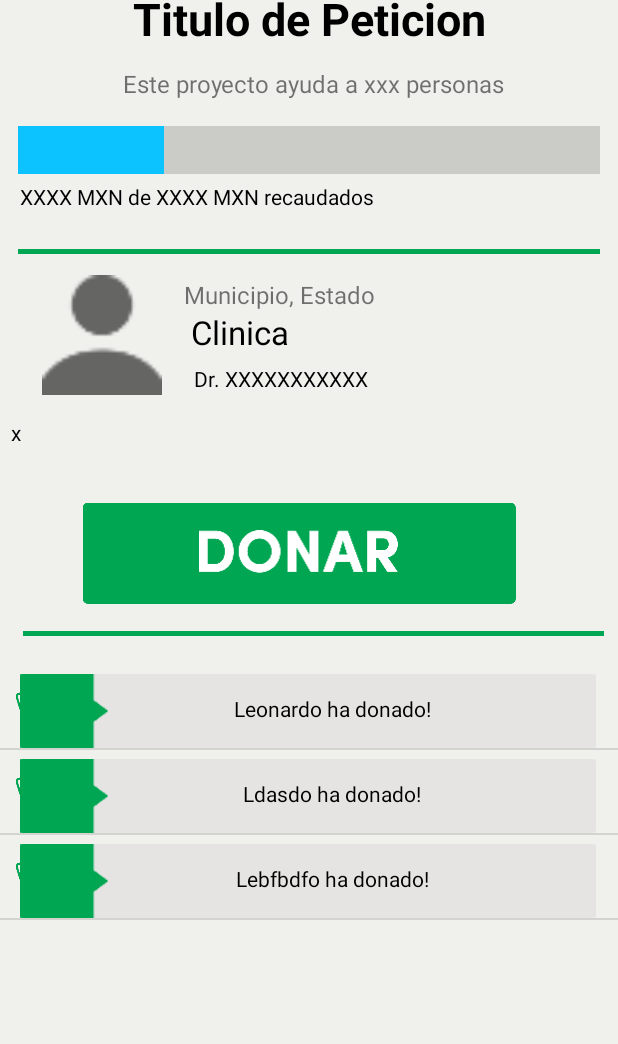
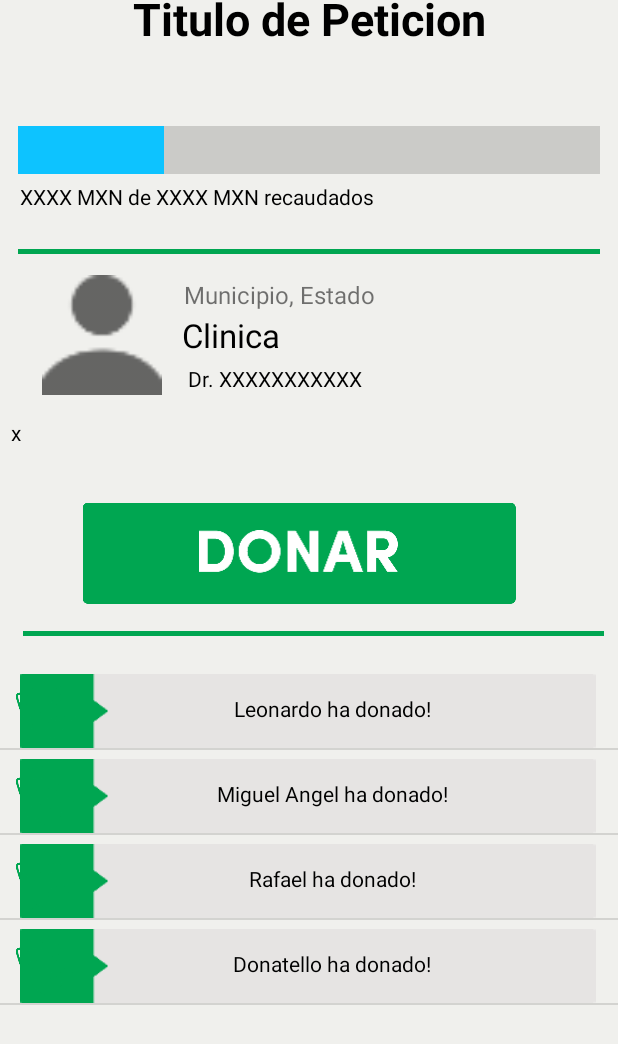
Before and after one commit to aaron-ta/appHack, an Android app: the PetitionActivity screen opened directly, with no data from a screen before it, on a phone screen of 412 x 824 dp. Shown: the top 1044 px of the screen. Run offline under Robolectric (Android 15) with nearby library versions, the phone set to English and light mode, and no system bars; 7 statements that could not run were skipped.

Commit message:
Peticiones

```diff
--- a/app/src/main/AndroidManifest.xml
+++ b/app/src/main/AndroidManifest.xml
@@ -11,6 +11,7 @@
         android:theme="@style/AppTheme">
         <activity android:name=".BeneficiadoActivity"></activity>
         <activity android:name=".PetitionActivity" />
+        <activity android:name=".NoticiasActivity" />
         <activity android:name=".MainActivity">
             <intent-filter>
                 <action android:name="android.intent.action.MAIN" />
--- a/app/src/main/java/com/example/apphack/PetitionActivity.java
+++ b/app/src/main/java/com/example/apphack/PetitionActivity.java
@@ -1,5 +1,6 @@
 package com.example.apphack;
 
+import android.content.Context;
 import android.support.v4.view.ViewPager;
 import android.support.v7.app.AppCompatActivity;
 import android.os.Bundle;
@@ -7,65 +8,65 @@ import android.view.View;
 import android.widget.AdapterView;
 import android.widget.ImageView;
 import android.widget.ListView;
-
+import android.widget.ProgressBar;
 import java.util.ArrayList;
 import android.widget.TextView;
+import android.widget.Toast;
 
 
 public class PetitionActivity extends AppCompatActivity {
     //public String[] keys = new String[3];
     public ArrayList<DonorInfo> donors = new ArrayList<>();
+    //public Peticion peticion = (Peticion) getIntent().getSerializableExtra("Peticion");
+    public Peticion peticion;
 
     @Override
     protected void onCreate(Bundle savedInstanceState) {
         super.onCreate(savedInstanceState);
         setContentView(R.layout.activity_petition);
+        peticion = (Peticion) getIntent().getSerializableExtra("Peticion");
+
+        Context context = getApplicationContext();
+
+        String text = String.valueOf(peticion.getDescripcion());
+        int duration = Toast.LENGTH_SHORT;
+
+        Toast toast = Toast.makeText(context, text, duration);
+        toast.show();
+
         ViewPager viewPager = (ViewPager) findViewById(R.id.view_pager);
         ImageAdapter adapter = new ImageAdapter(this);
         viewPager.setAdapter(adapter);
         viewPager.setCurrentItem(adapter.getCount()-1);
-        Listado listado = (Listado) getIntent().getSerializableExtra("listado");
+
+        //asignar cada componente del layout
+        TextView peopleTextView = findViewById(R.id.peopleTextView);
+        TextView amountTextView = findViewById(R.id.amountTextView);
+        TextView titleTextView = findViewById(R.id.titleTextView);
+        ImageView iconImageView = findViewById(R.id.iconImageView);
+        ProgressBar pb = findViewById(R.id.progressBar);
 
 
-        TextView userTextView = findViewById(R.id.userTextView);
-        TextView scoreTextView = findViewById(R.id.scoreTextView);
-       /* TextView key1TextView = findViewById(R.id.key1TextView);
-        TextView key2TextView = findViewById(R.id.key2TextView);
-        TextView key3TextView = findViewById(R.id.key3TextView);*/
-        TextView titleTextView = findViewById(R.id.titleTextView);
-        //TextView bodyTextView = findViewById(R.id.bodyTextView);
-        //TextView idTextView = findViewById(R.id.idTextView);
-        ImageView iconImageView = findViewById(R.id.iconImageView);
-       // ImageView fondo1ImageView = findViewById(R.id.fondo1ImageView);
-       // ImageView fondo2ImageView = findViewById(R.id.fondo2ImageView);
+        //obtener valores para componentes del layout
+        titleTextView.setText(peticion.getTitulo());
+        peopleTextView.setText("Este proyecto ayuda a " +peticion.getNum_personas() + " personas");
+        amountTextView.setText(peticion.getDinero_pRecaudar()+" MXN recaudados de " + peticion.getDinero_tRecaudar() + " MXN");
+        int progress = (int) (1/(peticion.getDinero_pRecaudar() / peticion.getDinero_tRecaudar()));
+        pb.setProgress((progress*100));
 
+        //dummy text para donadores
+        DonorInfo donor1 = new DonorInfo("Leonardo", R.drawable.logo);
+        donors.add(donor1);
 
-        /*userTextView.setText(listado.username);
-        scoreTextView.setText("Calificación: " + listado.score + "%");
-        key1TextView.setText(listado.keywords[0]);
-
-        if (listado.keywords[1] != null) {
-            key2TextView.setText(listado.keywords[1]);
-            if (listado.keywords[2] != null)
-                key3TextView.setText(listado.keywords[2]);
-        }
-
-        titleTextView.setText(listado.title);
-       // bodyTextView.setText(listado.text);
-       // idTextView.setText(String.valueOf(listado.id));
-        iconImageView.setImageResource(listado.imageId);
-       // fondo1ImageView.setImageResource(listado.imageF1);
-       // fondo2ImageView.setImageResource(listado.imageF2);
-        */
-
-        DonorInfo donor = new DonorInfo("Leonardo", R.drawable.logo);
-        donors.add(donor);
-
-        DonorInfo donor2 = new DonorInfo("Ldasdo", R.drawable.logo);
+        DonorInfo donor2 = new DonorInfo("Miguel Angel", R.drawable.logo);
         donors.add(donor2);
 
-        DonorInfo donor3 = new DonorInfo("Lebfbdfo", R.drawable.logo);
+        DonorInfo donor3 = new DonorInfo("Rafael", R.drawable.logo);
         donors.add(donor3);
+        actualizar();
+
+        DonorInfo donor4 = new DonorInfo("Donatello", R.drawable.logo);
+        donors.add(donor4);
         actualizar();
     }
 
--- a/app/src/main/res/layout/activity_petition.xml
+++ b/app/src/main/res/layout/activity_petition.xml
@@ -68,7 +68,7 @@
                     android:textSize="16sp" />
 
                 <TextView
-                    android:id="@+id/userTextView2"
+                    android:id="@+id/peopleTextView"
                     android:layout_width="wrap_content"
                     android:layout_height="wrap_content"
                     android:layout_below="@+id/titleTextView"
@@ -82,7 +82,6 @@
                     android:ems="16"
                     android:gravity="center"
                     android:paddingLeft="5dp"
-                    android:text="Este proyecto ayuda a xxx personas"
                     android:textSize="16sp" />
 
                 <TextView
@@ -90,9 +89,9 @@
                     android:layout_width="wrap_content"
                     android:layout_height="wrap_content"
                     android:layout_alignTop="@+id/iconImageView"
-                    android:layout_marginStart="15dp"
-                    android:layout_marginLeft="15dp"
-                    android:layout_marginTop="23dp"
+                    android:layout_marginStart="9dp"
+                    android:layout_marginLeft="9dp"
+                    android:layout_marginTop="25dp"
                     android:layout_toEndOf="@+id/iconImageView"
                     android:layout_toRightOf="@+id/iconImageView"
                     android:ems="10"
@@ -102,7 +101,7 @@
                     android:textSize="22sp" />
 
                 <TextView
-                    android:id="@+id/scoreTextView"
+                    android:id="@+id/amountTextView"
                     android:layout_width="wrap_content"
                     android:layout_height="wrap_content"
                     android:layout_below="@+id/progressBar"
@@ -123,8 +122,8 @@
                     android:layout_width="wrap_content"
                     android:layout_height="wrap_content"
                     android:layout_alignBottom="@+id/iconImageView"
-                    android:layout_marginStart="14dp"
-                    android:layout_marginLeft="15dp"
+                    android:layout_marginStart="10dp"
+                    android:layout_marginLeft="10dp"
                     android:layout_marginBottom="1dp"
                     android:layout_toEndOf="@+id/iconImageView"
                     android:layout_toRightOf="@+id/iconImageView"
@@ -189,7 +188,7 @@
                     style="?android:attr/progressBarStyleHorizontal"
                     android:layout_width="65dp"
                     android:layout_height="wrap_content"
-                    android:layout_below="@+id/userTextView2"
+                    android:layout_below="@+id/peopleTextView"
                     android:layout_alignStart="@+id/bgImageView"
                     android:layout_alignLeft="@+id/bgImageView"
                     android:layout_alignEnd="@+id/bgImageView"
```
Also changed, not shown: app/src/main/java/com/example/apphack/Adaptador.java (+1 -9 lines), app/src/main/java/com/example/apphack/NoticiasActivity.java (+41 -9 lines), app/src/main/java/com/example/apphack/Peticion.java (+11 -1 lines).
